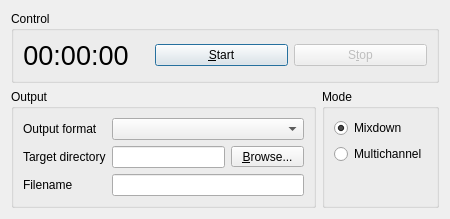
The window that src/mumble/VoiceRecorderDialog.ui (arrai/mumble-record) describes before a commit, drawn with Qt 5.
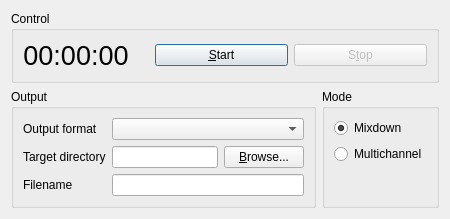
The same window after the commit. Icons and pictures are not drawn.

Commit message: Fix browse button

What changed in the file:
```diff
--- a/src/mumble/VoiceRecorderDialog.ui
+++ b/src/mumble/VoiceRecorderDialog.ui
@@ -171,19 +171,7 @@
          <widget class="QLineEdit" name="qleTargetDirectory"/>
         </item>
         <item>
-         <widget class="QToolButton" name="qtbTargetDirectoryBrowse">
-          <property name="sizePolicy">
-           <sizepolicy hsizetype="Minimum" vsizetype="Fixed">
-            <horstretch>0</horstretch>
-            <verstretch>0</verstretch>
-           </sizepolicy>
-          </property>
-          <property name="minimumSize">
-           <size>
-            <width>73</width>
-            <height>21</height>
-           </size>
-          </property>
+         <widget class="QPushButton" name="qpbTargetDirectoryBrowse">
           <property name="text">
            <string>&amp;Browse...</string>
           </property>
```
The commit also changes 2 other files.
